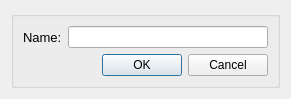
Above: src/gui/add_alternative.ui from Ecotrust/delphos before the change. Below: the same form after it.
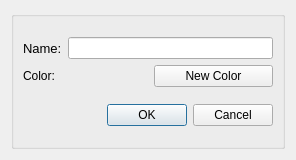
That is the form after the change. Icons and pictures are not drawn. Custom widgets are drawn as their Qt base class.

```diff
--- a/src/gui/add_alternative.ui
+++ b/src/gui/add_alternative.ui
@@ -8,8 +8,8 @@
    <rect>
     <x>0</x>
     <y>0</y>
-    <width>284</width>
-    <height>96</height>
+    <width>296</width>
+    <height>160</height>
    </rect>
   </property>
   <property name="font" >
@@ -36,6 +36,8 @@
       <item>
        <layout class="QHBoxLayout" >
         <item>
+         <layout class="QVBoxLayout" >
+          <item>
          <widget class="QLabel" name="name_label" >
           <property name="font" >
            <font>
@@ -48,6 +50,17 @@
          </widget>
         </item>
         <item>
+           <widget class="QLabel" name="color_label" >
+            <property name="text" >
+             <string>Color:</string>
+            </property>
+           </widget>
+          </item>
+         </layout>
+        </item>
+        <item>
+         <layout class="QVBoxLayout" >
+          <item>
          <widget class="QLineEdit" name="alternative_name_edit" >
           <property name="minimumSize" >
            <size>
@@ -68,6 +81,38 @@
           </property>
          </widget>
         </item>
+          <item>
+           <layout class="QHBoxLayout" >
+            <item>
+             <widget class="QLabel" name="new_color_label" >
+              <property name="minimumSize" >
+               <size>
+                <width>80</width>
+                <height>20</height>
+               </size>
+              </property>
+              <property name="maximumSize" >
+               <size>
+                <width>80</width>
+                <height>20</height>
+               </size>
+              </property>
+              <property name="text" >
+               <string/>
+              </property>
+             </widget>
+            </item>
+            <item>
+             <widget class="QPushButton" name="change_color_button" >
+              <property name="text" >
+               <string>New Color</string>
+              </property>
+             </widget>
+            </item>
+           </layout>
+          </item>
+         </layout>
+        </item>
        </layout>
       </item>
       <item>
@@ -85,6 +130,25 @@
           </property>
          </spacer>
         </item>
+        <item>
+         <widget class="HelpButton" name="help_define_alternatives" >
+          <property name="text" >
+           <string/>
+          </property>
+          <property name="icon" >
+           <iconset resource="../resources.qrc" >:/images/help.png</iconset>
+          </property>
+          <property name="iconSize" >
+           <size>
+            <width>24</width>
+            <height>24</height>
+           </size>
+          </property>
+          <property name="flat" >
+           <bool>true</bool>
+          </property>
+         </widget>
+        </item>
         <item>
          <widget class="QDialogButtonBox" name="add_alternative_box" >
           <property name="standardButtons" >
@@ -99,6 +163,13 @@
    </item>
   </layout>
  </widget>
+ <customwidgets>
+  <customwidget>
+   <class>HelpButton</class>
+   <extends>QPushButton</extends>
+   <header location="global" >HelpButton.h</header>
+  </customwidget>
+ </customwidgets>
  <resources/>
  <connections/>
 </ui>
```
Lines whose indentation alone changed are shown as unchanged.
